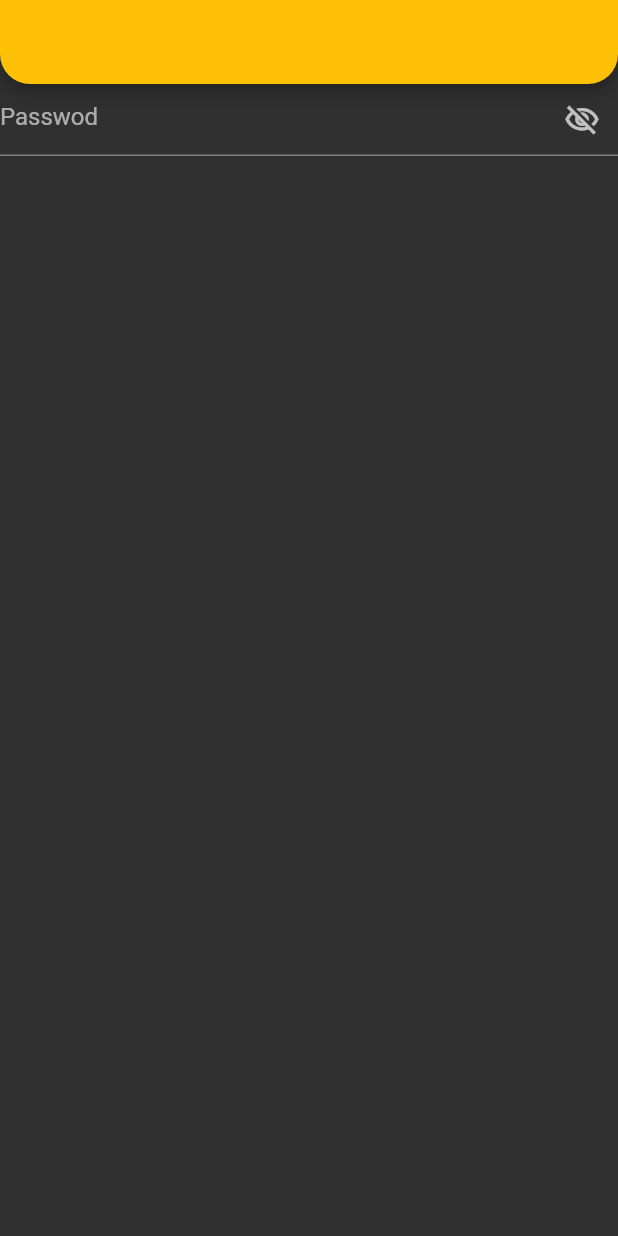
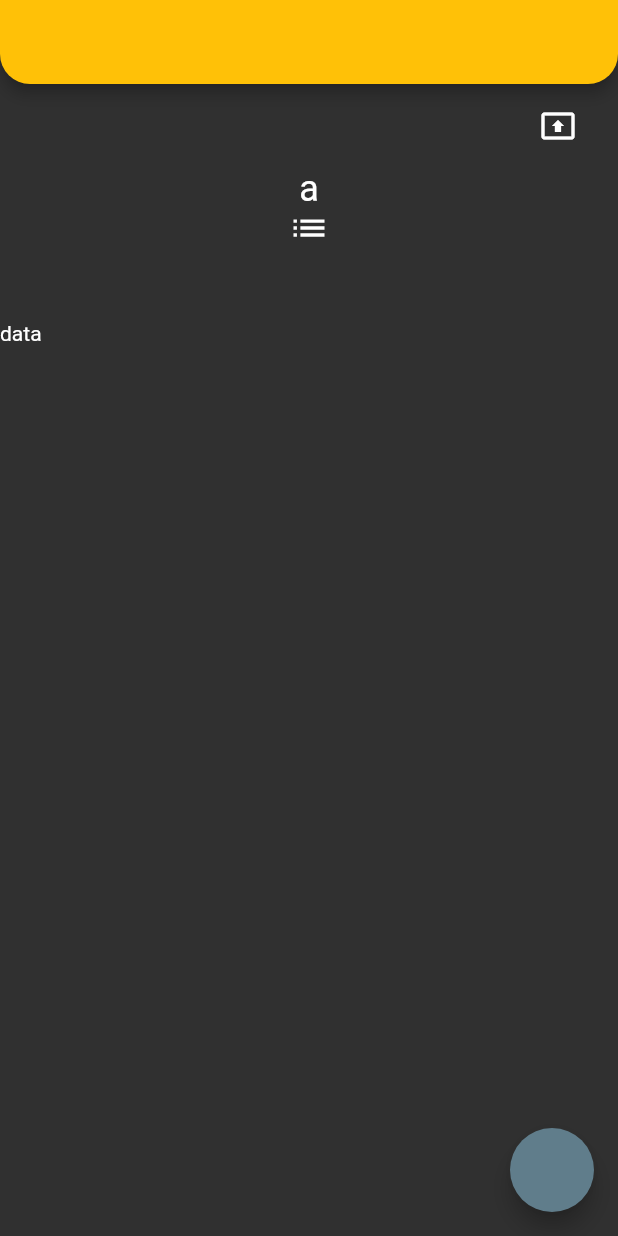
Before and after one commit to miracziyaalev/starter_package, a Flutter app: the screen it shows after launch, on a phone screen of 412 x 824 dp. Run offline on Flutter 3.47's test engine with Material 2 defaults, Android fonts, the phone set to English and light mode, and no system bars; our stand-ins replace dio, flutter_spinkit.

Commit message:
animated container examples

```diff
--- /dev/null
+++ b/lib/202/8_animated_learn.dart
@@ -0,0 +1,111 @@
+import 'package:flutter/material.dart';
+
+const double kZero = 0;
+
+class AnimatedLearnView extends StatefulWidget {
+  const AnimatedLearnView({super.key});
+
+  @override
+  State<AnimatedLearnView> createState() => _AnimatedLearnViewState();
+}
+
+class _AnimatedLearnViewState extends State<AnimatedLearnView> with TickerProviderStateMixin {
+  @override
+  void initState() {
+    controller = AnimationController(vsync: this, duration: _DurationItems.durationLow);
+    super.initState();
+  }
+
+  late AnimationController controller;
+
+  // Text('data', style: context.textTheme().bodyLarge)
+
+  bool _isVisible = false;
+  bool _isOpacity = false;
+
+  void _changeVisible() {
+    setState(() {
+      _isVisible = !_isVisible;
+    });
+  }
+
+  void _changeOpacity() {
+    setState(() {
+      _isOpacity = !_isOpacity;
+    });
+  }
+
+  @override
+  Widget build(BuildContext context) {
+    return Scaffold(
+      appBar: AppBar(
+        title: _placeHolderWidget(),
+      ),
+      body: Column(
+        children: [
+          ListTile(
+            title: AnimatedOpacity(
+              opacity: _isOpacity ? 1 : kZero,
+              duration: _DurationItems.durationLow,
+              child: const Text('data'),
+            ),
+            trailing: IconButton(onPressed: _changeOpacity, icon: const Icon(Icons.present_to_all)),
+          ),
+          AnimatedDefaultTextStyle(
+              style:
+                  (_isVisible ? context.textTheme().bodyLarge : context.textTheme().headlineSmall) ?? const TextStyle(),
+              duration: _DurationItems.durationLow,
+              child: const Text('a')),
+          AnimatedIcon(icon: AnimatedIcons.list_view, progress: controller),
+          AnimatedContainer(
+            duration: _DurationItems.durationLow,
+            height: _isVisible ? MediaQuery.of(context).size.height * 0.2 : kZero,
+            width: MediaQuery.of(context).size.width * 0.2,
+            color: Colors.green,
+            curve: Curves.easeIn,
+          ),
+          Expanded(
+              child: Stack(
+            children: const [
+              AnimatedPositioned(top: 50, duration: _DurationItems.durationLow, child: Text('data')),
+            ],
+          )),
+          Expanded(
+            //listeye animasyonlu ekleniyor
+            child: AnimatedList(
+              itemBuilder: (context, index, animation) {
+                return const Text('data');
+              },
+            ),
+          )
+        ],
+      ),
+      floatingActionButton: FloatingActionButton(
+        onPressed: () {
+          _changeVisible();
+          controller.animateTo(_isVisible ? 1 : kZero);
+        },
+      ),
+    );
+  }
+
+  AnimatedCrossFade _placeHolderWidget() {
+    return AnimatedCrossFade(
+      firstChild: const Placeholder(),
+      secondChild: const SizedBox(),
+      crossFadeState: _isVisible ? CrossFadeState.showFirst : CrossFadeState.showSecond,
+      duration: _DurationItems.durationLow,
+    );
+  }
+}
+
+// theme.of(context).textTheme(subtitle vsvs yazmana gerek yok)
+extension BuildContextExtension on BuildContext {
+  TextTheme textTheme() {
+    return Theme.of(this).textTheme;
+  }
+}
+
+class _DurationItems {
+  static const durationLow = Duration(seconds: 1);
+}
--- a/lib/202/theme/themes.dart
+++ b/lib/202/theme/themes.dart
@@ -33,7 +33,7 @@ class LightTheme {
 }
 
 class _DarkThemeColor {
-  final Color _textColor = const Color.fromARGB(255, 74, 1, 1);
+  final Color _textColor = const Color.fromARGB(255, 208, 208, 208);
   final Color _floatingActionButtonColor = Colors.blueGrey;
 }
 
--- a/lib/main.dart
+++ b/lib/main.dart
@@ -1,7 +1,7 @@
 import 'package:flutter/material.dart';
 import 'package:starter_package/202/theme/themes.dart';
 
-import 'demos/6_custom_text_field.dart';
+import '202/8_animated_learn.dart';
 
 void main() {
   runApp(const MyApp());
@@ -54,7 +54,7 @@ class MyApp extends StatelessWidget {
       //       shape: CircularNotchedRectangle(),
       //     )),
       debugShowCheckedModeBanner: false,
-      home: const CustomTextField(),
+      home: const AnimatedLearnView(),
     );
   }
 }
```
Also changed, not shown: lib/202/7_image_learn_202.dart (added, +33 -0 lines), lib/202/9_oop_learn.dart (added), lib/demos/6_custom_text_field_view.dart (renamed from lib/demos/6_custom_text_field.dart).
